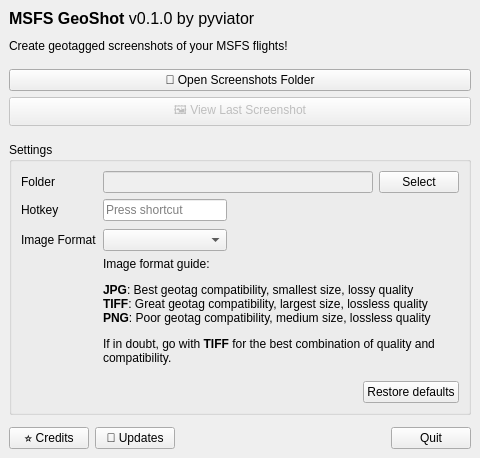
Old version of the form qtdesigner/main_window.ui in the repository pyviator/msfs-geoshot.
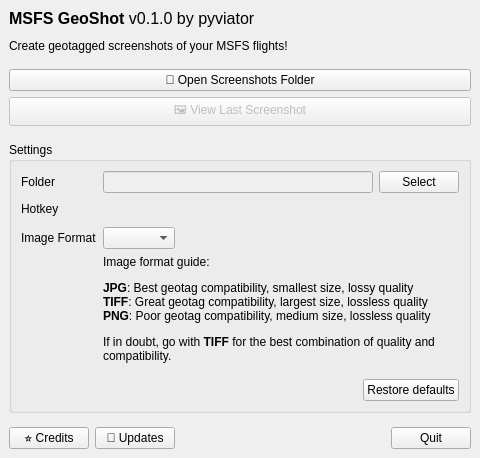
New version of the form.

Commit message: Fix hotkey edit behavior by building a custom key entry widget

What changed in the file:
```diff
--- a/qtdesigner/main_window.ui
+++ b/qtdesigner/main_window.ui
@@ -202,9 +202,6 @@
          </property>
         </spacer>
        </item>
-       <item row="2" column="1">
-        <widget class="QKeySequenceEdit" name="select_hotkey"/>
-       </item>
        <item row="2" column="0">
         <widget class="QLabel" name="label_3">
          <property name="text">
@@ -235,6 +232,13 @@
          </property>
         </widget>
        </item>
+       <item row="2" column="1">
+        <layout class="QHBoxLayout" name="layout_select_hotkey">
+         <property name="spacing">
+          <number>0</number>
+         </property>
+        </layout>
+       </item>
       </layout>
      </widget>
     </item>
```
The commit also changes 2 other files.
